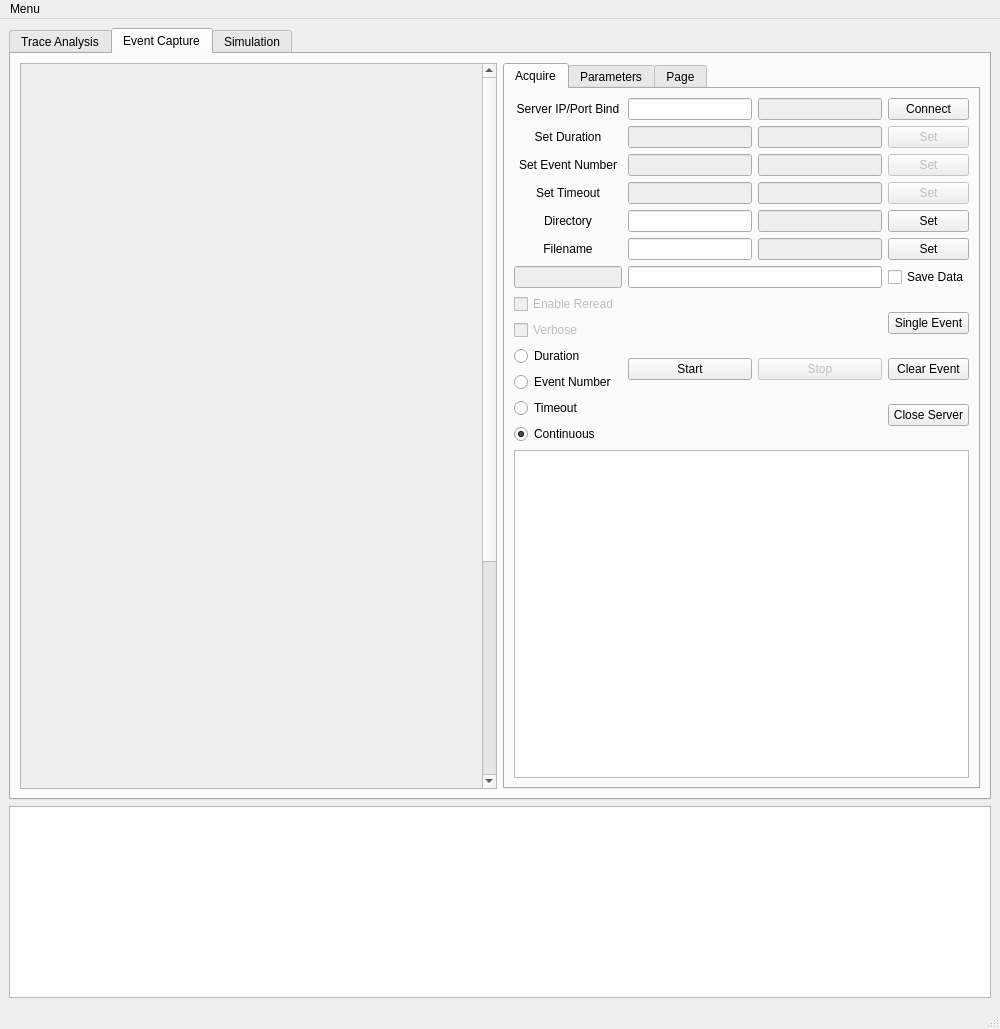
zdhughes5/ADS, file traceGUI_experimental.ui: the form before one commit.
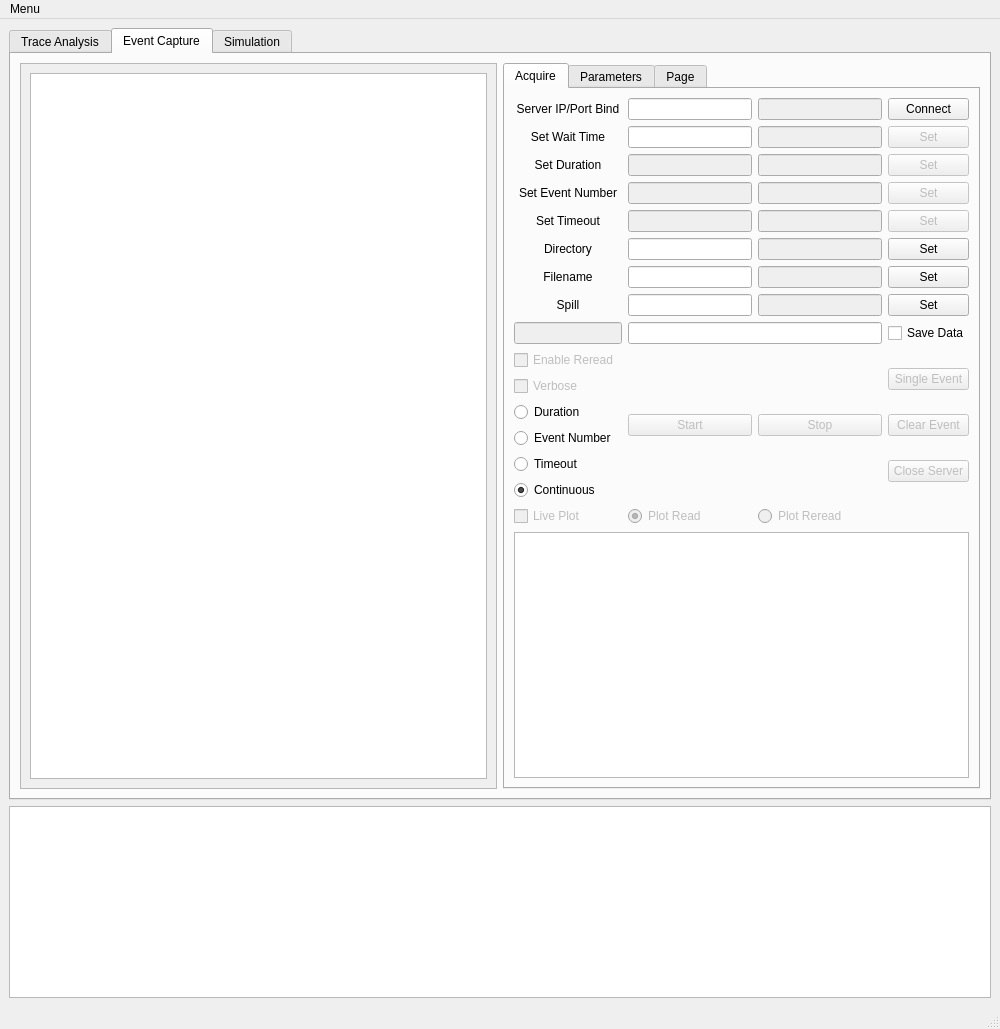
The form after the commit. Custom widgets are drawn as their Qt base class.

The edit to the form file:
```diff
--- a/traceGUI_experimental.ui
+++ b/traceGUI_experimental.ui
@@ -1312,26 +1312,13 @@
             <rect>
              <x>0</x>
              <y>0</y>
-             <width>375</width>
-             <height>1042</height>
+             <width>389</width>
+             <height>732</height>
             </rect>
            </property>
            <layout class="QGridLayout" name="gridLayout_2">
-            <item row="0" column="0">
-             <widget class="SimplePlotWidget" name="FADCPlotWidget" native="true">
-              <property name="sizePolicy">
-               <sizepolicy hsizetype="Expanding" vsizetype="Preferred">
-                <horstretch>0</horstretch>
-                <verstretch>0</verstretch>
-               </sizepolicy>
-              </property>
-              <property name="minimumSize">
-               <size>
-                <width>0</width>
-                <height>1024</height>
-               </size>
-              </property>
-             </widget>
+            <item row="0" column="1">
+             <widget class="PlotWidget" name="LivePlotWidget"/>
             </item>
            </layout>
           </widget>
@@ -1355,7 +1342,21 @@
            <layout class="QVBoxLayout" name="EventRightSide">
             <item>
              <layout class="QGridLayout" name="gridLayout_5">
-              <item row="3" column="1">
+              <item row="7" column="2">
+               <widget class="QPushButton" name="SpillButton">
+                <property name="text">
+                 <string>Set</string>
+                </property>
+               </widget>
+              </item>
+              <item row="6" column="2">
+               <widget class="QPushButton" name="FilenameButton">
+                <property name="text">
+                 <string>Set</string>
+                </property>
+               </widget>
+              </item>
+              <item row="4" column="1">
                <layout class="QHBoxLayout" name="horizontalLayout_12">
                 <item>
                  <widget class="QLineEdit" name="TimeoutSet">
@@ -1373,7 +1374,7 @@
                 </item>
                </layout>
               </item>
-              <item row="3" column="0">
+              <item row="4" column="0">
                <widget class="QLabel" name="TimeoutLabel">
                 <property name="text">
                  <string>Set Timeout</string>
@@ -1383,7 +1384,7 @@
                 </property>
                </widget>
               </item>
-              <item row="1" column="0">
+              <item row="2" column="0">
                <widget class="QLabel" name="DurationLabel">
                 <property name="sizePolicy">
                  <sizepolicy hsizetype="Preferred" vsizetype="Preferred">
@@ -1399,14 +1400,14 @@
                 </property>
                </widget>
               </item>
-              <item row="6" column="2">
+              <item row="8" column="2">
                <widget class="QCheckBox" name="SaveDataCB">
                 <property name="text">
                  <string>Save Data</string>
                 </property>
                </widget>
               </item>
-              <item row="3" column="2">
+              <item row="4" column="2">
                <widget class="QPushButton" name="TimeoutButton">
                 <property name="enabled">
                  <bool>false</bool>
@@ -1416,7 +1417,7 @@
                 </property>
                </widget>
               </item>
-              <item row="2" column="1">
+              <item row="3" column="1">
                <layout class="QHBoxLayout" name="horizontalLayout_9">
                 <item>
                  <widget class="QLineEdit" name="EventSet">
@@ -1446,7 +1447,7 @@
                 </item>
                </layout>
               </item>
-              <item row="1" column="1">
+              <item row="2" column="1">
                <layout class="QHBoxLayout" name="horizontalLayout_4">
                 <item>
                  <widget class="QLineEdit" name="DurationSet">
@@ -1476,7 +1477,7 @@
                 </item>
                </layout>
               </item>
-              <item row="1" column="2">
+              <item row="2" column="2">
                <widget class="QPushButton" name="DurationButton">
                 <property name="enabled">
                  <bool>false</bool>
@@ -1492,7 +1493,7 @@
                 </property>
                </widget>
               </item>
-              <item row="7" column="1">
+              <item row="9" column="1">
                <layout class="QGridLayout" name="gridLayout_6">
                 <item row="0" column="1">
                  <widget class="QPushButton" name="StopButton">
@@ -1512,6 +1513,9 @@
                 </item>
                 <item row="0" column="0">
                  <widget class="QPushButton" name="StartButton">
+                  <property name="enabled">
+                   <bool>false</bool>
+                  </property>
                   <property name="sizePolicy">
                    <sizepolicy hsizetype="Preferred" vsizetype="Fixed">
                     <horstretch>0</horstretch>
@@ -1525,7 +1529,7 @@
                 </item>
                </layout>
               </item>
-              <item row="2" column="2">
+              <item row="3" column="2">
                <widget class="QPushButton" name="EventButton">
                 <property name="enabled">
                  <bool>false</bool>
@@ -1541,7 +1545,7 @@
                 </property>
                </widget>
               </item>
-              <item row="2" column="0">
+              <item row="3" column="0">
                <widget class="QLabel" name="EventLabel">
                 <property name="sizePolicy">
                  <sizepolicy hsizetype="Preferred" vsizetype="Preferred">
@@ -1557,7 +1561,7 @@
                 </property>
                </widget>
               </item>
-              <item row="7" column="0">
+              <item row="9" column="0">
                <layout class="QVBoxLayout" name="verticalLayout_7">
                 <item>
                  <widget class="QCheckBox" name="RereadCB">
@@ -1698,10 +1702,13 @@
                 </property>
                </widget>
               </item>
-              <item row="7" column="2">
+              <item row="9" column="2">
                <layout class="QVBoxLayout" name="verticalLayout_8">
                 <item>
                  <widget class="QPushButton" name="SingleEventButton">
+                  <property name="enabled">
+                   <bool>false</bool>
+                  </property>
                   <property name="sizePolicy">
                    <sizepolicy hsizetype="Preferred" vsizetype="Fixed">
                     <horstretch>0</horstretch>
@@ -1715,6 +1722,9 @@
                 </item>
                 <item>
                  <widget class="QPushButton" name="ClearEventButton">
+                  <property name="enabled">
+                   <bool>false</bool>
+                  </property>
                   <property name="text">
                    <string>Clear Event</string>
                   </property>
@@ -1722,6 +1732,9 @@
                 </item>
                 <item>
                  <widget class="QPushButton" name="CloseServerButton">
+                  <property name="enabled">
+                   <bool>false</bool>
+                  </property>
                   <property name="sizePolicy">
                    <sizepolicy hsizetype="Preferred" vsizetype="Fixed">
                     <horstretch>0</horstretch>
@@ -1735,7 +1748,7 @@
                 </item>
                </layout>
               </item>
-              <item row="4" column="1">
+              <item row="5" column="1">
                <layout class="QHBoxLayout" name="horizontalLayout">
                 <item>
                  <widget class="QLineEdit" name="DirectorySet">
@@ -1762,7 +1775,7 @@
                 </item>
                </layout>
               </item>
-              <item row="4" column="0">
+              <item row="5" column="0">
                <widget class="QLabel" name="DirectoryLabel">
                 <property name="text">
                  <string>Directory</string>
@@ -1772,14 +1785,27 @@
                 </property>
                </widget>
               </item>
-              <item row="4" column="2">
+              <item row="8" column="1">
+               <widget class="QLineEdit" name="PathRO">
+                <property name="sizePolicy">
+                 <sizepolicy hsizetype="Preferred" vsizetype="Fixed">
+                  <horstretch>0</horstretch>
+                  <verstretch>0</verstretch>
+                 </sizepolicy>
+                </property>
+                <property name="readOnly">
+                 <bool>true</bool>
+                </property>
+               </widget>
+              </item>
+              <item row="5" column="2">
                <widget class="QPushButton" name="DirectoryButton">
                 <property name="text">
                  <string>Set</string>
                 </property>
                </widget>
               </item>
-              <item row="5" column="0">
+              <item row="6" column="0">
                <widget class="QLabel" name="FilenameLabel">
                 <property name="text">
                  <string>Filename</string>
@@ -1789,7 +1815,7 @@
                 </property>
                </widget>
               </item>
-              <item row="5" column="1">
+              <item row="6" column="1">
                <layout class="QHBoxLayout" name="horizontalLayout_11">
                 <item>
                  <widget class="QLineEdit" name="FilenameSet">
@@ -1816,27 +1842,7 @@
                 </item>
                </layout>
               </item>
-              <item row="6" column="1">
-               <widget class="QLineEdit" name="PathRO">
-                <property name="sizePolicy">
-                 <sizepolicy hsizetype="Preferred" vsizetype="Fixed">
-                  <horstretch>0</horstretch>
-                  <verstretch>0</verstretch>
-                 </sizepolicy>
-                </property>
-                <property name="readOnly">
-                 <bool>true</bool>
-                </property>
-               </widget>
-              </item>
-              <item row="5" column="2">
-               <widget class="QPushButton" name="FilenameButton">
-                <property name="text">
-                 <string>Set</string>
-                </property>
-               </widget>
-              </item>
-              <item row="6" column="0">
+              <item row="8" column="0">
                <widget class="QLineEdit" name="FileNumRO">
                 <property name="enabled">
                  <bool>false</bool>
@@ -1852,6 +1858,107 @@
                 </property>
                </widget>
               </item>
+              <item row="7" column="0">
+               <widget class="QLabel" name="SpillLabel">
+                <property name="text">
+                 <string>Spill</string>
+                </property>
+                <property name="alignment">
+                 <set>Qt::AlignCenter</set>
+                </property>
+               </widget>
+              </item>
+              <item row="10" column="0">
+               <widget class="QCheckBox" name="LivePlotCB">
+                <property name="enabled">
+                 <bool>false</bool>
+                </property>
+                <property name="text">
+                 <string>Live Plot</string>
+                </property>
+               </widget>
+              </item>
+              <item row="10" column="1">
+               <layout class="QHBoxLayout" name="horizontalLayout_18">
+                <item>
+                 <widget class="QRadioButton" name="PlotReadRadio">
+                  <property name="enabled">
+                   <bool>false</bool>
+                  </property>
+                  <property name="text">
+                   <string>Plot Read</string>
+                  </property>
+                  <property name="checked">
+                   <bool>true</bool>
+                  </property>
+                  <attribute name="buttonGroup">
+                   <string notr="true">PlotButtonGroup</string>
+                  </attribute>
+                 </widget>
+                </item>
+                <item>
+                 <widget class="QRadioButton" name="PlotRereadRadio">
+                  <property name="enabled">
+                   <bool>false</bool>
+                  </property>
+                  <property name="text">
+                   <string>Plot Reread</string>
+                  </property>
+                  <attribute name="buttonGroup">
+                   <string notr="true">PlotButtonGroup</string>
+                  </attribute>
+                 </widget>
+                </item>
+               </layout>
+              </item>
+              <item row="7" column="1">
+               <layout class="QHBoxLayout" name="horizontalLayout_19">
+                <item>
+                 <widget class="QLineEdit" name="SpillSet"/>
+                </item>
+                <item>
+                 <widget class="QLineEdit" name="SpillRO">
+                  <property name="enabled">
+                   <bool>false</bool>
+                  </property>
+                 </widget>
+                </item>
+               </layout>
+              </item>
+              <item row="1" column="0">
+               <widget class="QLabel" name="TimeInLabel">
+                <property name="text">
+                 <string>Set Wait Time</string>
+                </property>
+                <property name="alignment">
+                 <set>Qt::AlignCenter</set>
+                </property>
+               </widget>
+              </item>
+              <item row="1" column="1">
+               <layout class="QHBoxLayout" name="horizontalLayout_20">
+                <item>
+                 <widget class="QLineEdit" name="TimeInSet"/>
+                </item>
+                <item>
+                 <widget class="QLineEdit" name="TimeInRO">
+                  <property name="enabled">
+                   <bool>false</bool>
+                  </property>
+                 </widget>
+                </item>
+               </layout>
+              </item>
+              <item row="1" column="2">
+               <widget class="QPushButton" name="TimeInButton">
+                <property name="enabled">
+                 <bool>false</bool>
+                </property>
+                <property name="text">
+                 <string>Set</string>
+                </property>
+               </widget>
+              </item>
              </layout>
             </item>
             <item>
@@ -3085,6 +3192,11 @@
    <header>mplwidget</header>
    <container>1</container>
   </customwidget>
+  <customwidget>
+   <class>PlotWidget</class>
+   <extends>QGraphicsView</extends>
+   <header>pyqtgraph</header>
+  </customwidget>
  </customwidgets>
  <resources/>
  <connections/>
```
Left out of the diff: 1 changed line with no effect on the pictures.
